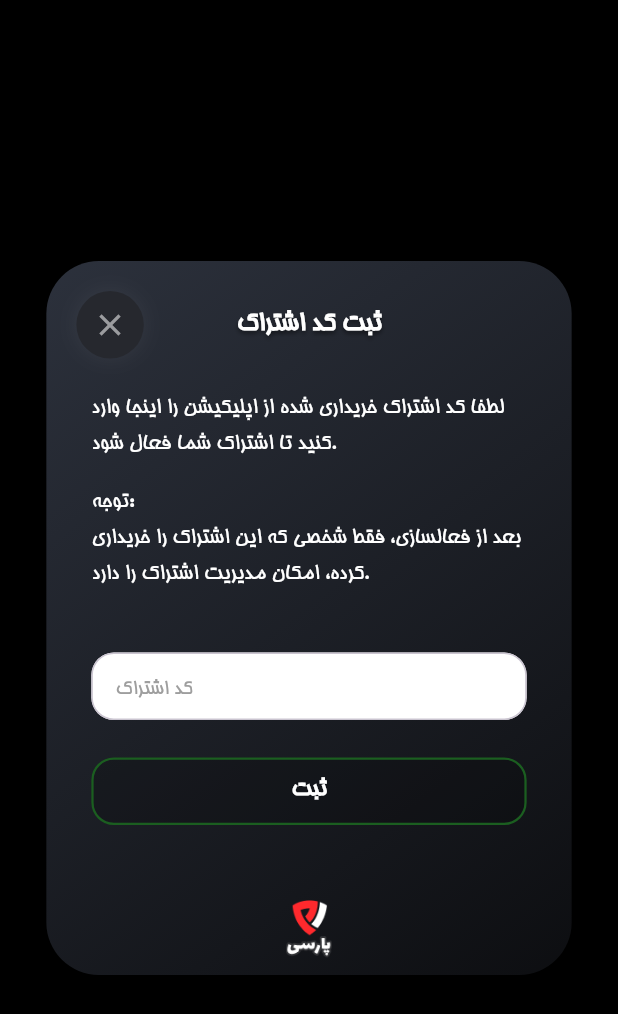
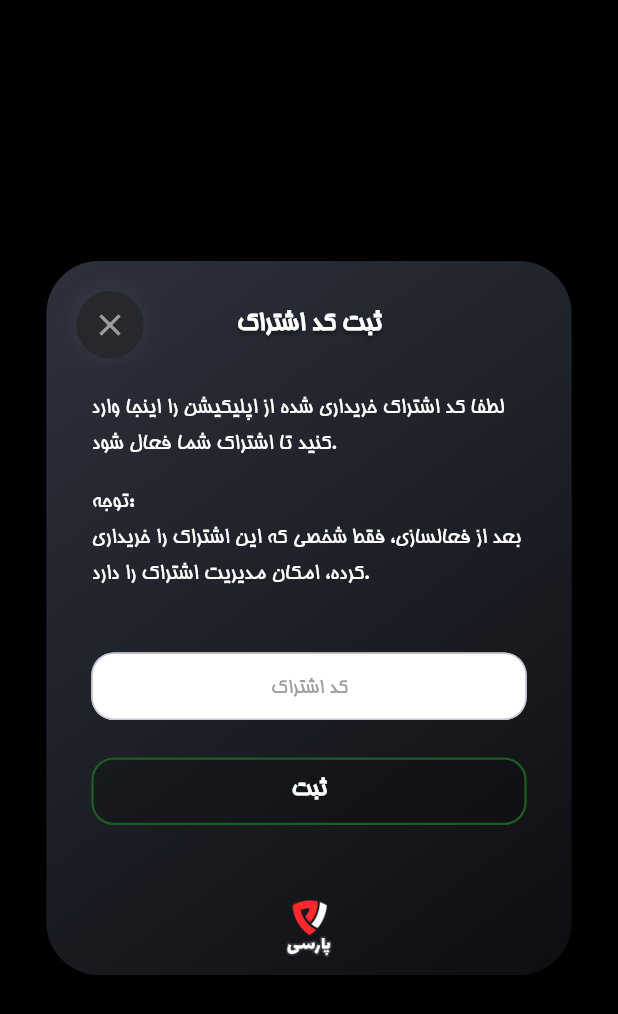
Before and after one commit to maa1379/parsi_desctop, a Flutter app: the _CooperationDialogContent4 widget shown alone on an empty page, opened directly, on a phone screen of 412 x 824 dp. Shown: the top 1014 px of the screen. Run offline on Flutter 3.47's test engine with Material 3 defaults, Android fonts, the phone set to English and light mode, and no system bars; our stand-ins replace app_links, auto_size_text, badges, cached_network_image, chewie, flutter_cache_manager and 9 more; missing offline and left inert: flutter_v2ray_client_desktop, humanizer, mobile_device_identifier, neat_periodic_task, persian_number_utility, window_manager; accounts and stored records are empty; network calls fail.

Commit message:
Update showCooperationDialog.dart

```diff
--- a/lib/screens/widgets/showCooperationDialog.dart
+++ b/lib/screens/widgets/showCooperationDialog.dart
@@ -716,10 +716,8 @@ class _CooperationDialogContent4 extends StatelessWidget {
                               color: Colors.green,
                             ),
                           ),
-                          hint: const Text(
-                            "کد اشتراک",
-                            style: TextStyle(color: Colors.grey, fontSize: 14),
-                          ),
+                          hintText:"کد اشتراک",
+                          hintStyle: TextStyle(color: Colors.grey, fontSize: 14)
                         ),
                       ),
                     ),
```
